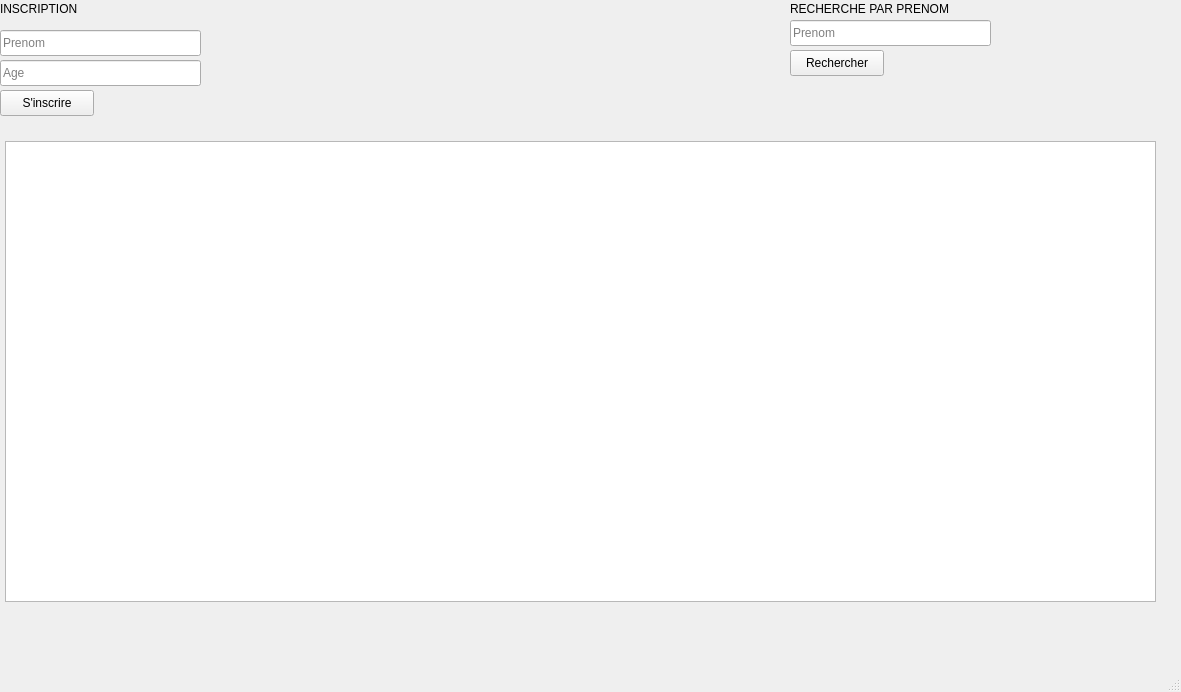
The window that mainwindow.ui (AndrianinaG/Inscription) describes before a commit, drawn with Qt 5.
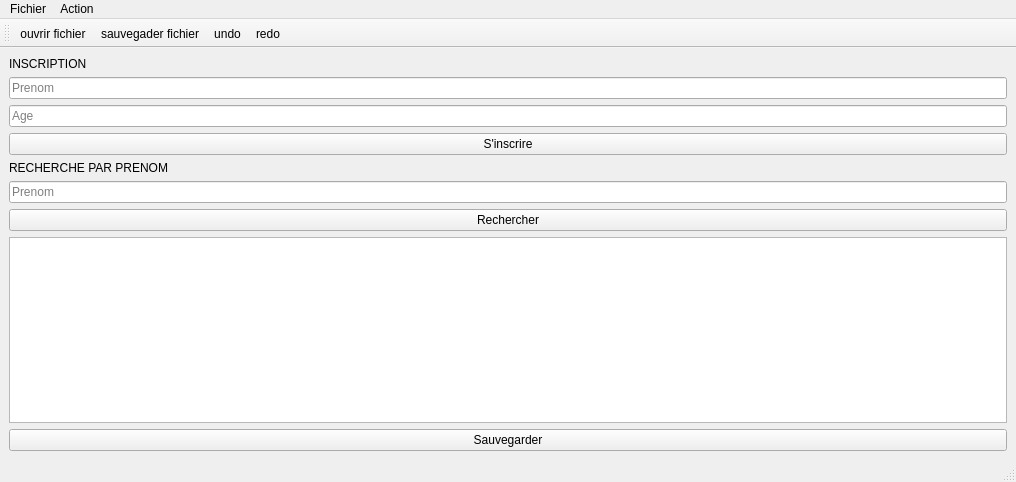
The same window after the commit. Icons and pictures are not drawn.

Commit message: Update main window layout and properties

```diff
--- a/mainwindow.ui
+++ b/mainwindow.ui
@@ -6,133 +6,166 @@
    <rect>
     <x>0</x>
     <y>0</y>
-    <width>1181</width>
-    <height>692</height>
+    <width>1016</width>
+    <height>482</height>
    </rect>
   </property>
   <property name="windowTitle">
    <string>MainWindow</string>
   </property>
+  <property name="autoFillBackground">
+   <bool>false</bool>
+  </property>
   <widget class="QWidget" name="centralwidget">
-   <widget class="QLineEdit" name="prenom_lineEdit">
-    <property name="geometry">
-     <rect>
-      <x>0</x>
-      <y>30</y>
-      <width>201</width>
-      <height>26</height>
-     </rect>
-    </property>
-    <property name="placeholderText">
-     <string>Prenom</string>
-    </property>
-   </widget>
-   <widget class="QLabel" name="label">
-    <property name="geometry">
-     <rect>
-      <x>0</x>
-      <y>0</y>
-      <width>101</width>
-      <height>18</height>
-     </rect>
-    </property>
+   <layout class="QVBoxLayout" name="verticalLayout_2">
+    <item>
+     <widget class="QLabel" name="label_4">
     <property name="text">
      <string>INSCRIPTION</string>
     </property>
    </widget>
+    </item>
+    <item>
+     <widget class="QLineEdit" name="prenom_lineEdit">
+      <property name="placeholderText">
+       <string>Prenom</string>
+      </property>
+     </widget>
+    </item>
+    <item>
    <widget class="QLineEdit" name="age_lineEdit">
-    <property name="geometry">
-     <rect>
-      <x>0</x>
-      <y>60</y>
-      <width>201</width>
-      <height>26</height>
-     </rect>
-    </property>
     <property name="placeholderText">
      <string>Age</string>
     </property>
    </widget>
+    </item>
+    <item>
    <widget class="QPushButton" name="inscription_pushButton">
-    <property name="geometry">
-     <rect>
-      <x>0</x>
-      <y>90</y>
-      <width>94</width>
-      <height>26</height>
-     </rect>
-    </property>
     <property name="text">
      <string>S'inscrire</string>
     </property>
    </widget>
-   <widget class="QTableWidget" name="tableWidget">
-    <property name="geometry">
-     <rect>
-      <x>5</x>
-      <y>141</y>
-      <width>1151</width>
-      <height>461</height>
-     </rect>
-    </property>
-   </widget>
+    </item>
+    <item>
+     <layout class="QVBoxLayout" name="verticalLayout"/>
+    </item>
+    <item>
    <widget class="QLabel" name="label_2">
-    <property name="geometry">
-     <rect>
-      <x>790</x>
-      <y>0</y>
-      <width>211</width>
-      <height>18</height>
-     </rect>
-    </property>
     <property name="text">
      <string>RECHERCHE PAR PRENOM</string>
     </property>
    </widget>
+    </item>
+    <item>
    <widget class="QLineEdit" name="recherche_lineEdit">
-    <property name="geometry">
-     <rect>
-      <x>790</x>
-      <y>20</y>
-      <width>201</width>
-      <height>26</height>
-     </rect>
-    </property>
     <property name="placeholderText">
      <string>Prenom</string>
     </property>
    </widget>
+    </item>
+    <item>
    <widget class="QPushButton" name="rechercher_button">
-    <property name="geometry">
-     <rect>
-      <x>790</x>
-      <y>50</y>
-      <width>94</width>
-      <height>26</height>
-     </rect>
-    </property>
     <property name="text">
      <string>Rechercher</string>
     </property>
    </widget>
+    </item>
+    <item>
+     <widget class="QTableWidget" name="tableWidget"/>
+    </item>
+    <item>
+     <widget class="QPushButton" name="sauvegarder_button">
+      <property name="text">
+       <string>Sauvegarder</string>
+      </property>
+     </widget>
+    </item>
+   </layout>
   </widget>
   <widget class="QMenuBar" name="menubar">
    <property name="geometry">
     <rect>
      <x>0</x>
      <y>0</y>
-     <width>1181</width>
+     <width>1016</width>
      <height>23</height>
     </rect>
    </property>
+   <widget class="QMenu" name="menumenu">
+    <property name="title">
+     <string>Fichier</string>
+    </property>
+    <addaction name="actionouvrir_fichier"/>
+    <addaction name="actionsauvegader_fichier"/>
+   </widget>
+   <widget class="QMenu" name="menuAction">
+    <property name="title">
+     <string>Action</string>
+    </property>
+    <addaction name="actionundo"/>
+    <addaction name="actionredo"/>
+   </widget>
+   <addaction name="menumenu"/>
+   <addaction name="menuAction"/>
   </widget>
   <widget class="QStatusBar" name="statusbar"/>
-  <action name="actionquitter">
+  <widget class="QToolBar" name="toolBar">
+   <property name="windowTitle">
+    <string>toolBar</string>
+   </property>
+   <attribute name="toolBarArea">
+    <enum>TopToolBarArea</enum>
+   </attribute>
+   <attribute name="toolBarBreak">
+    <bool>false</bool>
+   </attribute>
+   <addaction name="actionouvrir_fichier"/>
+   <addaction name="actionsauvegader_fichier"/>
+   <addaction name="actionundo"/>
+   <addaction name="actionredo"/>
+  </widget>
+  <action name="actionouvrir_fichier">
+   <property name="icon">
+    <iconset theme="QIcon::ThemeIcon::DocumentOpen"/>
+   </property>
    <property name="text">
-    <string>quitter</string>
+    <string>ouvrir fichier</string>
    </property>
    <property name="shortcut">
-    <string>Ctrl+R</string>
+    <string>Ctrl+O</string>
+   </property>
+  </action>
+  <action name="actionsauvegader_fichier">
+   <property name="icon">
+    <iconset theme="QIcon::ThemeIcon::DocumentSave"/>
+   </property>
+   <property name="text">
+    <string>sauvegader fichier</string>
+   </property>
+   <property name="shortcut">
+    <string>Ctrl+S</string>
+   </property>
+  </action>
+  <action name="actionundo">
+   <property name="icon">
+    <iconset theme="QIcon::ThemeIcon::EditUndo"/>
+   </property>
+   <property name="text">
+    <string>undo</string>
+   </property>
+   <property name="shortcut">
+    <string>Ctrl+Z</string>
+   </property>
+  </action>
+  <action name="actionredo">
+   <property name="icon">
+    <iconset theme="QIcon::ThemeIcon::EditRedo"/>
+   </property>
+   <property name="text">
+    <string>redo</string>
+   </property>
+   <property name="shortcut">
+    <string>Ctrl+Shift+Z</string>
    </property>
   </action>
  </widget>
```
Lines whose indentation alone changed are shown as unchanged.
